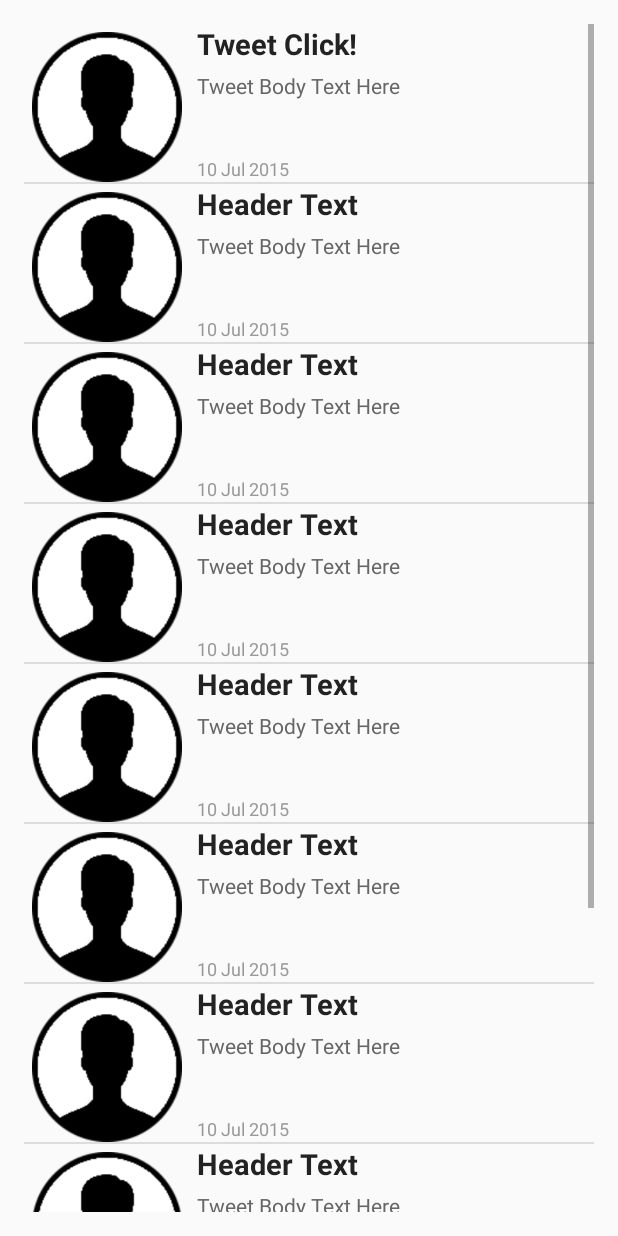
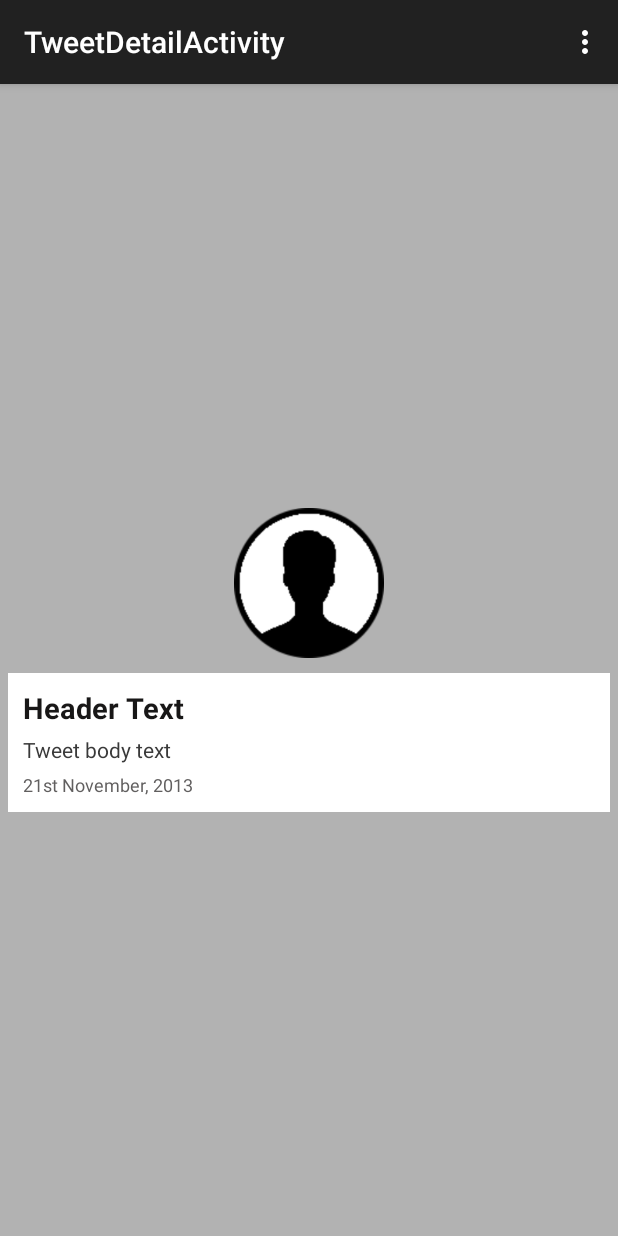
Before and after one commit to digiguy50/TwitterApp, an Android app: the TweetListActivity screen opened directly, with no data from a screen before it, after a tap on "Header Text", on a phone screen of 412 x 824 dp. Run offline under Robolectric (Android 15) with nearby library versions, the phone set to English and light mode, and no system bars.

Commit message:
Module 6, Lesson 12

```diff
--- a/app/src/main/AndroidManifest.xml
+++ b/app/src/main/AndroidManifest.xml
@@ -20,6 +20,10 @@
             android:name=".TweetListActivity"
             android:label="@string/title_activity_tweet_list" >
         </activity>
+        <activity
+            android:name=".TweetDetailActivity"
+            android:label="@string/title_activity_tweet_detail" >
+        </activity>
     </application>
 
 </manifest>
--- /dev/null
+++ b/app/src/main/java/com/example/havlicek/TwitterApp/TweetDetailActivity.java
@@ -0,0 +1,37 @@
+package com.example.havlicek.TwitterApp;
+
+import android.support.v7.app.AppCompatActivity;
+import android.os.Bundle;
+import android.view.Menu;
+import android.view.MenuItem;
+
+public class TweetDetailActivity extends AppCompatActivity {
+
+    @Override
+    protected void onCreate(Bundle savedInstanceState) {
+        super.onCreate(savedInstanceState);
+        setContentView(R.layout.activity_tweet_detail);
+    }
+
+    @Override
+    public boolean onCreateOptionsMenu(Menu menu) {
+        // Inflate the menu; this adds items to the action bar if it is present.
+        getMenuInflater().inflate(R.menu.menu_tweet_detail, menu);
+        return true;
+    }
+
+    @Override
+    public boolean onOptionsItemSelected(MenuItem item) {
+        // Handle action bar item clicks here. The action bar will
+        // automatically handle clicks on the Home/Up button, so long
+        // as you specify a parent activity in AndroidManifest.xml.
+        int id = item.getItemId();
+
+        //noinspection SimplifiableIfStatement
+        if (id == R.id.action_settings) {
+            return true;
+        }
+
+        return super.onOptionsItemSelected(item);
+    }
+}
--- a/app/src/main/java/com/example/havlicek/TwitterApp/TweetListActivity.java
+++ b/app/src/main/java/com/example/havlicek/TwitterApp/TweetListActivity.java
@@ -1,6 +1,7 @@
 package com.example.havlicek.TwitterApp;
 
 import android.app.Activity;
+import android.content.Intent;
 import android.os.Bundle;
 import android.view.View;
 import android.widget.ListView;
@@ -33,7 +34,9 @@ public class TweetListActivity extends ListActivity {
 
     @Override
     protected void onListItemClick(ListView l, View v, int position, long id) {
-        TextView t = (TextView) v.findViewById(R.id.tweetTitle);
-        t.setText("Tweet Click!");
+        //TextView t = (TextView) v.findViewById(R.id.tweetTitle);
+        //t.setText("Tweet Click!");
+        Intent intent = new Intent(this, TweetDetailActivity.class);
+        startActivity(intent);
     }
 }
--- /dev/null
+++ b/app/src/main/res/layout/activity_tweet_detail.xml
@@ -0,0 +1,56 @@
+<?xml version="1.0" encoding="utf-8"?>
+<LinearLayout xmlns:android="http://schemas.android.com/apk/res/android"
+    android:layout_width="match_parent"
+    android:layout_height="match_parent"
+    android:background="#b2b2b2"
+    android:gravity="center"
+    android:orientation="vertical" >
+
+    <ImageView
+        android:id="@+id/tweetImage"
+        android:layout_width="100dp"
+        android:layout_height="100dp"
+        android:background="@drawable/user_profile"
+        android:layout_gravity="center_horizontal" />
+
+    <LinearLayout
+        android:layout_width="match_parent"
+        android:layout_height="wrap_content"
+        android:orientation="vertical"
+        android:layout_marginLeft="5dp"
+        android:layout_marginRight="5dp"
+        android:layout_marginTop="10dp"
+        android:background="#fff"
+        android:padding="10dp" >
+
+        <TextView
+            android:id="@+id/tweetTitle"
+            android:layout_width="match_parent"
+            android:layout_height="wrap_content"
+            android:text="Header Text"
+            android:textColor="#181717"
+            android:textSize="19sp"
+            android:textStyle="bold" />
+        <TextView
+            android:id="@+id/tweetBody"
+            android:layout_width="match_parent"
+            android:layout_height="wrap_content"
+            android:layout_gravity="center_vertical"
+            android:layout_marginTop="5dp"
+            android:text="Tweet body text"
+            android:textColor="#393939"
+            android:textSize="14sp" />
+        <TextView
+            android:id="@+id/tweetDate"
+            android:layout_width="match_parent"
+            android:layout_height="wrap_content"
+            android:layout_gravity="center_vertical"
+            android:layout_marginTop="5dp"
+            android:text="21st November, 2013"
+            android:textColor="#615f5f"
+            android:textSize="12sp" />
+    </LinearLayout>
+
+
+
+</LinearLayout>
--- /dev/null
+++ b/app/src/main/res/menu/menu_tweet_detail.xml
@@ -0,0 +1,7 @@
+<menu xmlns:android="http://schemas.android.com/apk/res/android"
+    xmlns:app="http://schemas.android.com/apk/res-auto"
+    xmlns:tools="http://schemas.android.com/tools"
+    tools:context="com.example.havlicek.TwitterApp.TweetDetailActivity">
+    <item android:id="@+id/action_settings" android:title="@string/action_settings"
+        android:orderInCategory="100" app:showAsAction="never" />
+</menu>
--- a/app/src/main/res/values/strings.xml
+++ b/app/src/main/res/values/strings.xml
@@ -10,4 +10,5 @@
     <string name="title_activity_tweet_list">TweetListActivity</string>
     <string name="no_tweet_found">No Tweet Found</string>
     <string name="hello_world">Hello world!</string>
+    <string name="title_activity_tweet_detail">TweetDetailActivity</string>
 </resources>
```
Also changed, not shown: 2 other files.
